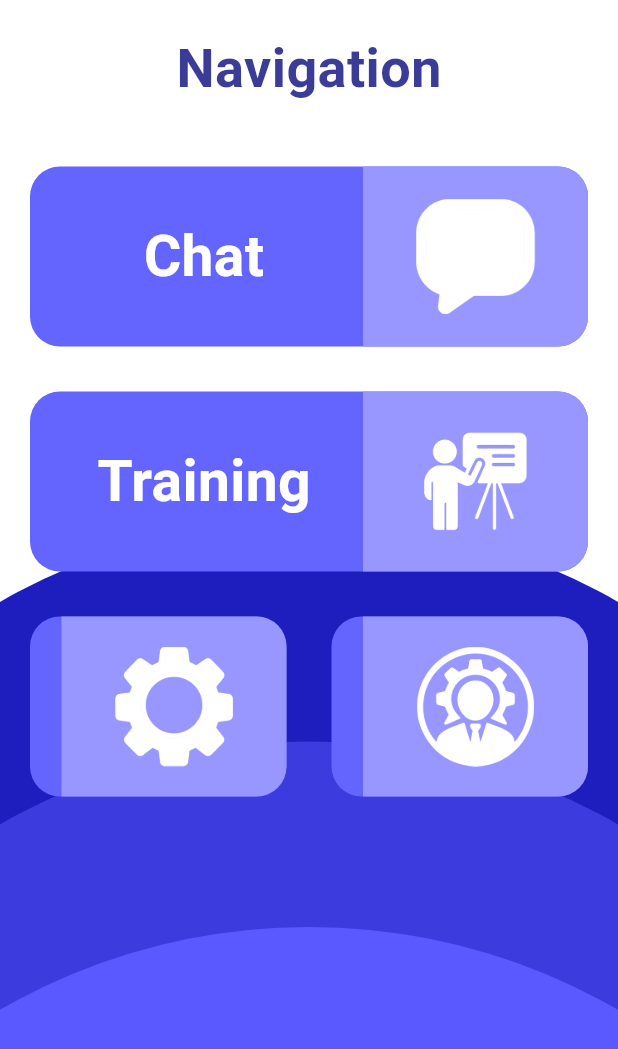
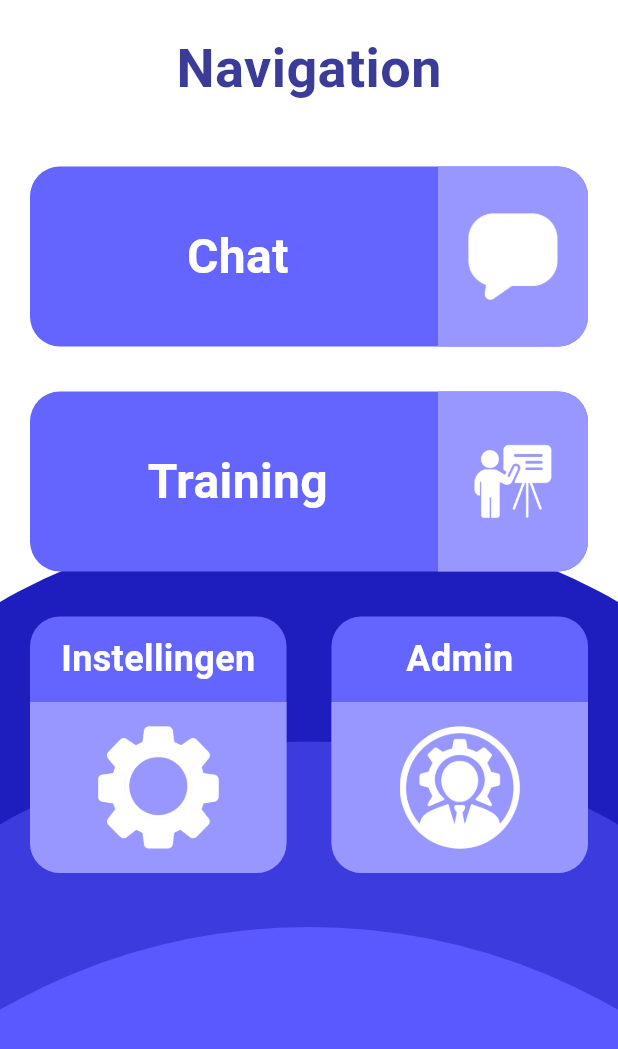
Before and after one commit to ArvidGrob/pro_chatbot, a Flutter app: the NavigationPage widget shown alone on an empty page, opened directly, on a phone screen of 412 x 824 dp. Shown: the top 1049 px of the screen. Run offline on Flutter 3.47's test engine with Material 3 defaults, Android fonts, the phone set to English and light mode, and no system bars; our stand-ins replace file_picker, flutter_markdown, flutter_tts, image_picker, speech_to_text; missing offline and left inert: record; accounts and stored records are empty; network calls fail.

Commit message:
fix problems with buttons

```diff
--- a/pro_chatbot/lib/navigation/navigation_page.dart
+++ b/pro_chatbot/lib/navigation/navigation_page.dart
@@ -90,16 +90,23 @@ class _NavigationPageState extends State<NavigationPage> {
                 },
               ),
               const SizedBox(height: 30),
-              Row(
+              LayoutBuilder(
+                builder: (context, constraints) {
+                  // Calculate square size that fits the available space
+                  final maxWidth = (constraints.maxWidth - 30) / 2;
+                  final buttonSize = maxWidth < 200 ? maxWidth : 200.0;
+
+                  return Row(
                     children: [
                       Expanded(
-                    child: _buildNavigationButton(
+                        child: _buildSquareNavigationButton(
                           id: 'instellingen',
                           title: 'Instellingen',
                           iconPath: 'assets/images/settings.png',
                           primaryColor: themeManager.getOptionBlazeOrange(),
                           secondaryColor: themeManager.getSecondaryColor(
                               themeManager.getOptionBlazeOrange()),
+                          maxSize: buttonSize,
                           onTap: () {
                             Navigator.push(
                               context,
@@ -112,13 +119,14 @@ class _NavigationPageState extends State<NavigationPage> {
                       ),
                       const SizedBox(width: 30),
                       Expanded(
-                    child: _buildNavigationButton(
+                        child: _buildSquareNavigationButton(
                           id: 'admin',
                           title: 'Admin',
                           iconPath: 'assets/images/admin.png',
                           primaryColor: themeManager.getOptionYellowSea(),
                           secondaryColor: themeManager
                               .getSecondaryColor(themeManager.getOptionYellowSea()),
+                          maxSize: buttonSize,
                           onTap: () {
                             final userProvider =
                                 Provider.of<UserProvider>(context, listen: false);
@@ -169,6 +177,8 @@ class _NavigationPageState extends State<NavigationPage> {
                         ),
                       ),
                     ],
+                  );
+                },
               ),
               const Spacer(),
             ],
@@ -208,7 +218,6 @@ class _NavigationPageState extends State<NavigationPage> {
       onTapCancel: () => setState(() => _pressedButton = ''),
       child: Container(
         height: 120,
-        width: double.infinity,
         decoration: BoxDecoration(
           color: displayPrimary,
           borderRadius: BorderRadius.circular(20),
@@ -217,23 +226,27 @@ class _NavigationPageState extends State<NavigationPage> {
           children: [
             Expanded(
               child: Padding(
-                padding: const EdgeInsets.only(left: 20.0, right: 10.0),
-                child: Align(
+                padding: const EdgeInsets.only(left: 10.0, right: 5.0),
+                child: Center(
+                  child: FittedBox(
+                    fit: BoxFit.scaleDown,
                     alignment: Alignment.center,
                     child: Text(
                       title,
                       style: const TextStyle(
                         color: Colors.white,
-                      fontSize: 38,
+                        fontSize: 32,
                         fontWeight: FontWeight.bold,
+                      ),
+                      textAlign: TextAlign.center,
+                      maxLines: 1,
                     ),
                   ),
                 ),
               ),
             ),
             Container(
-              width: 150,
-              height: 120,
+              width: 100,
               decoration: BoxDecoration(
                 color: displaySecondary,
                 borderRadius: const BorderRadius.only(
@@ -244,8 +257,8 @@ class _NavigationPageState extends State<NavigationPage> {
               child: Center(
                 child: Image.asset(
                   iconPath,
-                  width: 80,
-                  height: 80,
+                  width: 60,
+                  height: 60,
                   fit: BoxFit.contain,
                 ),
               ),
@@ -255,4 +268,96 @@ class _NavigationPageState extends State<NavigationPage> {
       ),
     );
   }
+
+  Widget _buildSquareNavigationButton({
+    required String id,
+    required String title,
+    required String iconPath,
+    required Color primaryColor,
+    required Color secondaryColor,
+    required double maxSize,
+    required VoidCallback onTap,
+  }) {
+    final themeManager = Provider.of<ThemeManager>(context, listen: false);
+    final isPressed = _pressedButton == id;
+
+    final Color displayPrimary =
+        isPressed ? themeManager.darkenColor(primaryColor, 0.25) : primaryColor;
+
+    final Color displaySecondary = isPressed
+        ? themeManager.darkenColor(secondaryColor, 0.25)
+        : secondaryColor;
+
+    return GestureDetector(
+      onTapDown: (_) => setState(() => _pressedButton = id),
+      onTapUp: (_) {
+        Future.delayed(const Duration(milliseconds: 100), () {
+          setState(() => _pressedButton = '');
+          onTap();
+        });
+      },
+      onTapCancel: () => setState(() => _pressedButton = ''),
+      child: ConstrainedBox(
+        constraints: BoxConstraints(
+          maxHeight: maxSize,
+          maxWidth: maxSize,
+        ),
+        child: AspectRatio(
+          aspectRatio: 1.0,
+          child: Container(
+            decoration: BoxDecoration(
+              color: displayPrimary,
+              borderRadius: BorderRadius.circular(20),
+            ),
+            child: Column(
+              children: [
+                Expanded(
+                  flex: 1,
+                  child: Center(
+                    child: Padding(
+                      padding: const EdgeInsets.symmetric(horizontal: 12.0, vertical: 8.0),
+                      child: FittedBox(
+                        fit: BoxFit.scaleDown,
+                        child: Text(
+                          title,
+                          style: const TextStyle(
+                            color: Colors.white,
+                            fontSize: 24,
+                            fontWeight: FontWeight.bold,
+                          ),
+                          textAlign: TextAlign.center,
+                          maxLines: 1,
+                        ),
+                      ),
+                    ),
+                  ),
+                ),
+                Expanded(
+                  flex: 2,
+                  child: Container(
+                    decoration: BoxDecoration(
+                      color: displaySecondary,
+                      borderRadius: const BorderRadius.only(
+                        bottomLeft: Radius.circular(20),
+                        bottomRight: Radius.circular(20),
+                      ),
+                    ),
+                    child: Center(
+                      child: Padding(
+                        padding: const EdgeInsets.all(16.0),
+                        child: Image.asset(
+                          iconPath,
+                          fit: BoxFit.contain,
+                        ),
+                      ),
+                    ),
+                  ),
+                ),
+              ],
+            ),
+          ),
+        ),
+      ),
+    );
   }
+}
```
Lines whose indentation alone changed are shown as unchanged.
